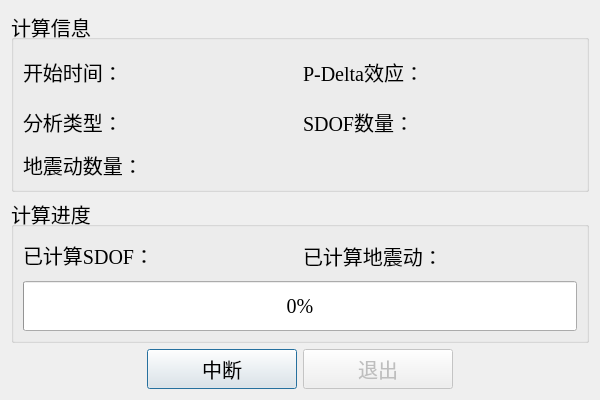
This is ui/Win.ui in WenchenLie/NRSA as Qt 5 draws it before an edit. The edited form follows.
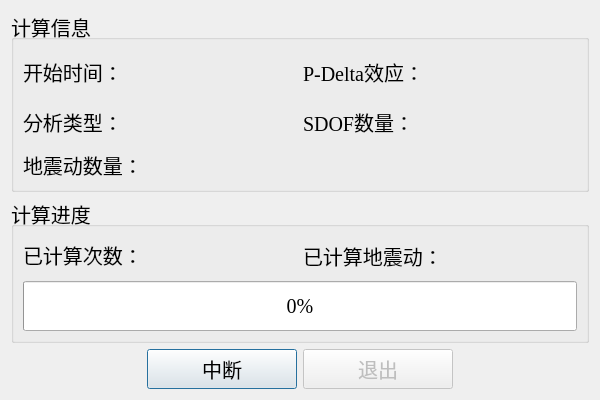
This is the edited form.

```diff
--- a/ui/Win.ui
+++ b/ui/Win.ui
@@ -229,7 +229,7 @@
            </size>
           </property>
           <property name="text">
-           <string>  </string>
+           <string/>
           </property>
          </widget>
         </item>
@@ -276,7 +276,7 @@
              </size>
             </property>
             <property name="text">
-             <string>已计算SDOF：</string>
+             <string>已计算次数：</string>
             </property>
            </widget>
           </item>
```
